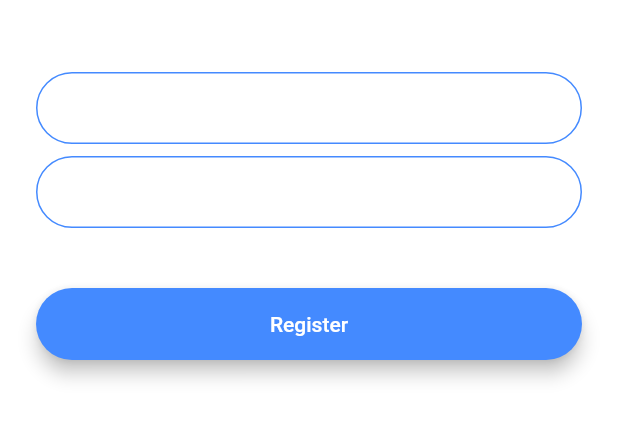
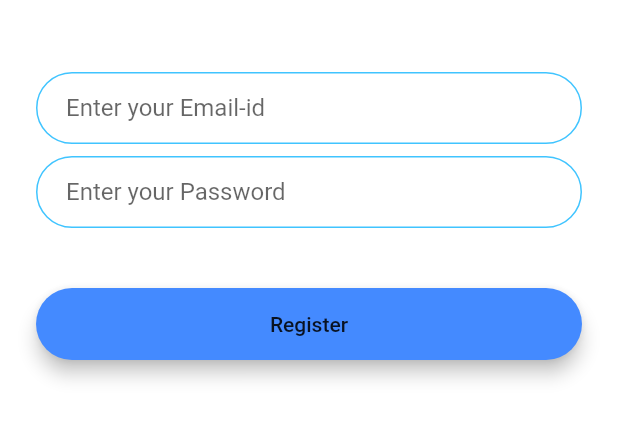
Before and after one commit to ishanjain18/flutterpractice, a Flutter app: the RegistrationScreen screen opened by its route, on a phone screen of 412 x 824 dp, the part 576-1018 px from its top. Run offline on Flutter 3.47's test engine with Material 2 defaults, Android fonts, the light colour scheme and no system bars; our stand-ins replace animated_text_kit, audioplayers, flutter_spinkit, font_awesome_flutter, geolocator, google_fonts and 1 more.

Commit message:
'FlutterAnimations'

```diff
--- /dev/null
+++ b/flash-chat-flutter-master/lib/components/rounded_button.dart
@@ -0,0 +1,28 @@
+import 'package:flutter/material.dart';
+
+class RoundedButton extends StatelessWidget {
+  final Color color;
+  final String buttonText;
+  final Function ontap;
+
+  RoundedButton({@required this.color, this.buttonText, this.ontap});
+  @override
+  Widget build(BuildContext context) {
+    return Padding(
+      padding: EdgeInsets.symmetric(vertical: 16.0),
+      child: Material(
+        elevation: 5.0,
+        color: color,
+        borderRadius: BorderRadius.circular(30.0),
+        child: MaterialButton(
+          onPressed: ontap,
+          minWidth: 200.0,
+          height: 42.0,
+          child: Text(
+            buttonText,
+          ),
+        ),
+      ),
+    );
+  }
+}
--- a/flash-chat-flutter-master/lib/constants.dart
+++ b/flash-chat-flutter-master/lib/constants.dart
@@ -17,3 +17,20 @@ const kMessageContainerDecoration = BoxDecoration(
     top: BorderSide(color: Colors.lightBlueAccent, width: 2.0),
   ),
 );
+
+const kLoginInputField = InputDecoration(
+  hintText: '',
+  contentPadding: EdgeInsets.symmetric(vertical: 10.0, horizontal: 20.0),
+  border: OutlineInputBorder(
+    borderRadius: BorderRadius.all(Radius.circular(32.0)),
+  ),
+  enabledBorder: OutlineInputBorder(
+    borderSide: BorderSide(color: Colors.lightBlueAccent, width: 1.0),
+    borderRadius: BorderRadius.all(Radius.circular(32.0)),
+  ),
+  focusedBorder: OutlineInputBorder(
+    borderSide: BorderSide(color: Colors.lightBlueAccent, width: 2.0),
+    borderRadius: BorderRadius.all(Radius.circular(32.0)),
+  ),
+  fillColor: Colors.black,
+);
--- a/flash-chat-flutter-master/lib/screens/chat_screen.dart
+++ b/flash-chat-flutter-master/lib/screens/chat_screen.dart
@@ -2,6 +2,8 @@ import 'package:flutter/material.dart';
 import 'package:flash_chat/constants.dart';
 
 class ChatScreen extends StatefulWidget {
+  static const String id = 'chat_screen';
+
   @override
   _ChatScreenState createState() => _ChatScreenState();
 }
--- a/flash-chat-flutter-master/lib/screens/registration_screen.dart
+++ b/flash-chat-flutter-master/lib/screens/registration_screen.dart
@@ -1,6 +1,10 @@
+import 'package:flash_chat/components/rounded_button.dart';
+import 'package:flash_chat/constants.dart';
 import 'package:flutter/material.dart';
 
 class RegistrationScreen extends StatefulWidget {
+  static const String id = 'registration_screen';
+
   @override
   _RegistrationScreenState createState() => _RegistrationScreenState();
 }
@@ -16,9 +20,12 @@ class _RegistrationScreenState extends State<RegistrationScreen> {
           mainAxisAlignment: MainAxisAlignment.center,
           crossAxisAlignment: CrossAxisAlignment.stretch,
           children: <Widget>[
-            Container(
-              height: 200.0,
-              child: Image.asset('images/logo.png'),
+            Hero(
+              tag: 'logo',
+              child: Container(
+                height: 200.0,
+                child: Image.asset('images/logo.png'),
+              ),
             ),
             SizedBox(
               height: 48.0,
@@ -27,22 +34,8 @@ class _RegistrationScreenState extends State<RegistrationScreen> {
               onChanged: (value) {
                 //Do something with the user input.
               },
-              decoration: InputDecoration(
-                hintText: 'Enter your email',
-                contentPadding:
-                    EdgeInsets.symmetric(vertical: 10.0, horizontal: 20.0),
-                border: OutlineInputBorder(
-                  borderRadius: BorderRadius.all(Radius.circular(32.0)),
-                ),
-                enabledBorder: OutlineInputBorder(
-                  borderSide: BorderSide(color: Colors.blueAccent, width: 1.0),
-                  borderRadius: BorderRadius.all(Radius.circular(32.0)),
-                ),
-                focusedBorder: OutlineInputBorder(
-                  borderSide: BorderSide(color: Colors.blueAccent, width: 2.0),
-                  borderRadius: BorderRadius.all(Radius.circular(32.0)),
-                ),
-              ),
+              decoration:
+                  kLoginInputField.copyWith(hintText: 'Enter your Email-id'),
             ),
             SizedBox(
               height: 8.0,
@@ -51,45 +44,14 @@ class _RegistrationScreenState extends State<RegistrationScreen> {
               onChanged: (value) {
                 //Do something with the user input.
               },
-              decoration: InputDecoration(
-                hintText: 'Enter your password',
-                contentPadding:
-                    EdgeInsets.symmetric(vertical: 10.0, horizontal: 20.0),
-                border: OutlineInputBorder(
-                  borderRadius: BorderRadius.all(Radius.circular(32.0)),
-                ),
-                enabledBorder: OutlineInputBorder(
-                  borderSide: BorderSide(color: Colors.blueAccent, width: 1.0),
-                  borderRadius: BorderRadius.all(Radius.circular(32.0)),
-                ),
-                focusedBorder: OutlineInputBorder(
-                  borderSide: BorderSide(color: Colors.blueAccent, width: 2.0),
-                  borderRadius: BorderRadius.all(Radius.circular(32.0)),
-                ),
-              ),
+              decoration:
+                  kLoginInputField.copyWith(hintText: 'Enter your Password'),
             ),
             SizedBox(
               height: 24.0,
             ),
-            Padding(
-              padding: EdgeInsets.symmetric(vertical: 16.0),
-              child: Material(
-                color: Colors.blueAccent,
-                borderRadius: BorderRadius.all(Radius.circular(30.0)),
-                elevation: 5.0,
-                child: MaterialButton(
-                  onPressed: () {
-                    //Implement registration functionality.
-                  },
-                  minWidth: 200.0,
-                  height: 42.0,
-                  child: Text(
-                    'Register',
-                    style: TextStyle(color: Colors.white),
-                  ),
-                ),
-              ),
-            ),
+            RoundedButton(
+                color: Colors.blueAccent, buttonText: 'Register', ontap: () {})
           ],
         ),
       ),
--- a/flash-chat-flutter-master/pubspec.yaml
+++ b/flash-chat-flutter-master/pubspec.yaml
@@ -11,6 +11,7 @@ dependencies:
     sdk: flutter
 
   cupertino_icons: ^0.1.2
+  animated_text_kit: 1.3.0
 
 dev_dependencies:
   flutter_test:
```
Also changed, not shown: flash-chat-flutter-master/lib/main.dart (+8 -12 lines), flash-chat-flutter-master/lib/screens/login_screen.dart (+20 -60 lines), flash-chat-flutter-master/lib/screens/welcome_screen.dart (+56 -42 lines), flash-chat-flutter-master/pubspec.lock.
